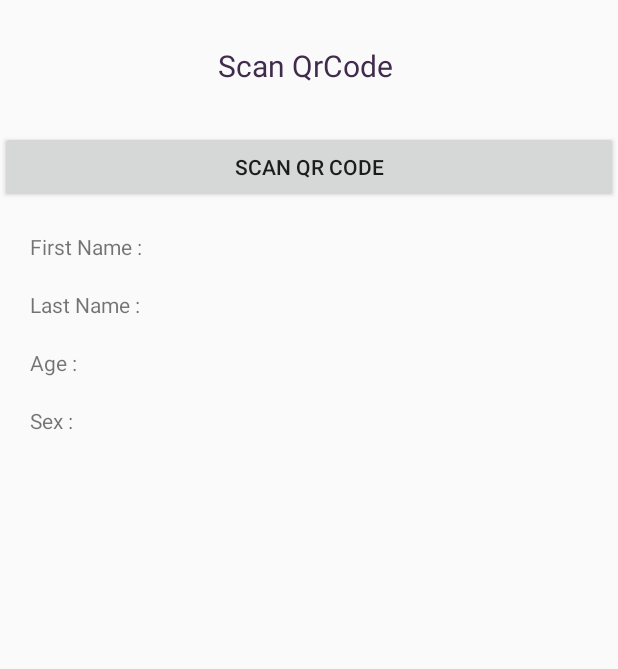
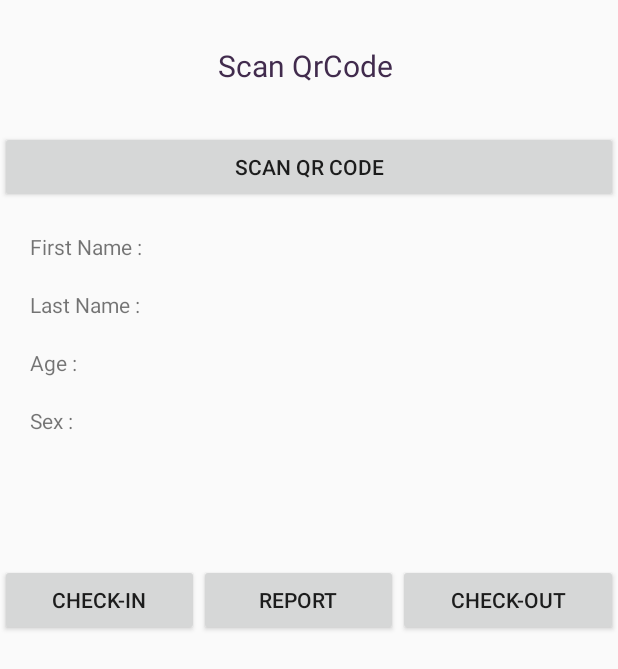
Before and after one commit to gabrieladinu/licenta, an Android app: the layout activity_check.xml on its own in the app's theme, with its tools: preview values and no code run, on a phone screen of 412 x 824 dp. Shown: the top 669 px of the screen. Run offline under Robolectric (Android 15) with nearby library versions, the phone set to English and light mode, and no system bars.

Commit message:
checkin/out and report

```diff
--- a/app/src/main/res/layout/activity_check.xml
+++ b/app/src/main/res/layout/activity_check.xml
@@ -91,9 +91,36 @@
 
     <ImageView
         android:id="@+id/imageId"
+        android:layout_width="50px"
+        android:layout_height="100px"
+         />
+
+<LinearLayout
+    android:layout_width="match_parent"
+    android:layout_height="wrap_content"
+    android:orientation="horizontal">
+
+
+    <Button
+        android:id="@+id/checkin"
         android:layout_width="wrap_content"
         android:layout_height="wrap_content"
-         />
+        android:layout_weight="1"
+        android:text="Check-In" />
 
+    <Button
+        android:id="@+id/report"
+        android:layout_width="wrap_content"
+        android:layout_height="wrap_content"
+        android:layout_weight="1"
+        android:text="Report" />
+
+    <Button
+        android:id="@+id/checkout"
+        android:layout_width="wrap_content"
+        android:layout_height="wrap_content"
+        android:layout_weight="1"
+        android:text="Check-Out" />
+</LinearLayout>
 
 </LinearLayout>
```
Also changed, not shown: app/src/main/java/com/example/gabri/licenta1/CheckActivity.java (+109 -3 lines), app/src/main/java/com/example/gabri/licenta1/Participants.java (+8 -8 lines).
